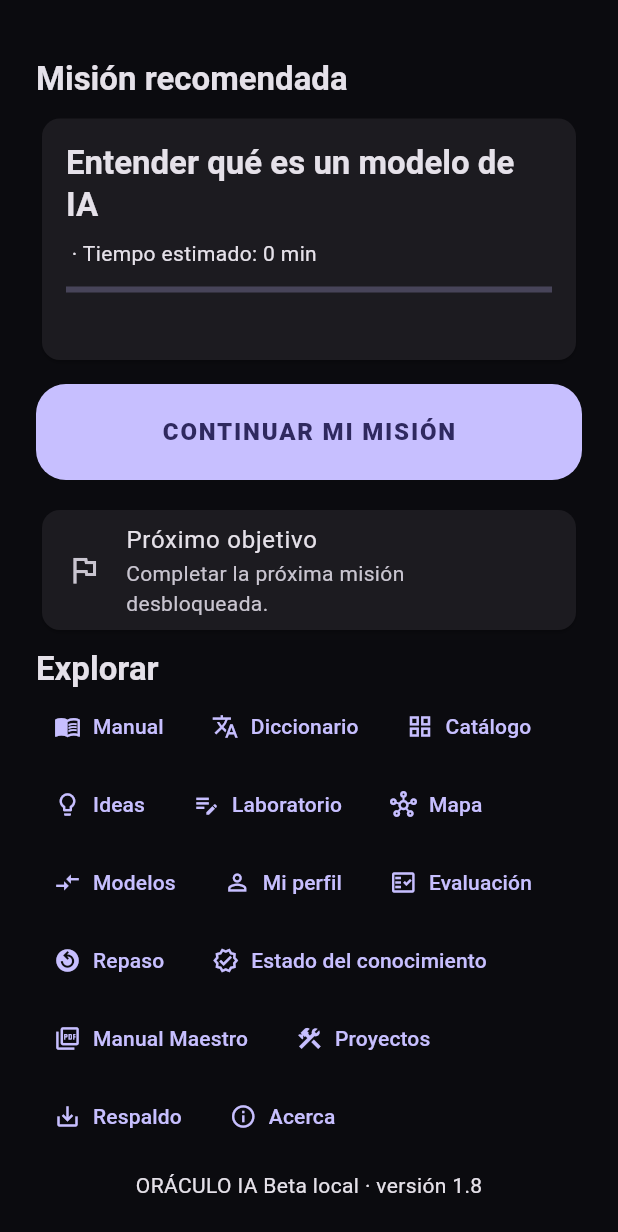
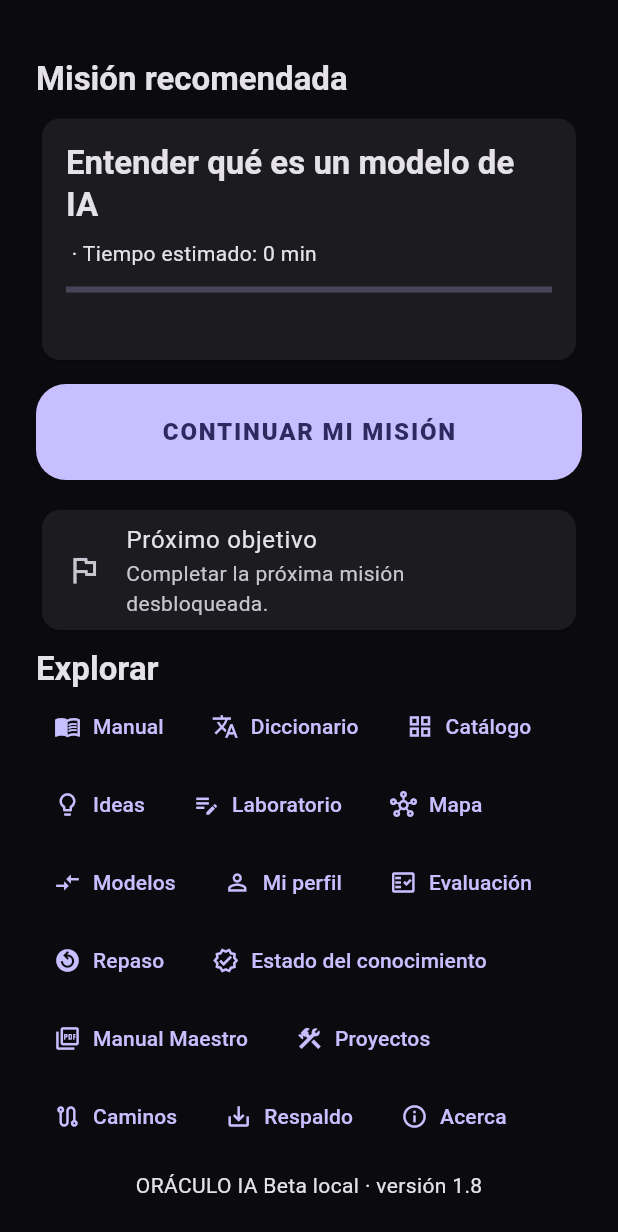
Before and after one commit to carlosvena/oraculo-ia, a Flutter app: the CurrentMissionScreen screen opened directly with empty values, scrolled down 167 dp, on a phone screen of 412 x 824 dp. Shown: the top 1232 px of the screen. Run offline on Flutter 3.47's test engine with Material 3 defaults, Android fonts, the phone set to English and light mode, and no system bars; our stand-ins replace flutter_riverpod, flutter_tts, go_router, pdf, shared_preferences; accounts and stored records are empty.

Commit message:
Sprint 19: add personalized professional paths

```diff
--- a/lib/src/app/router/app_router.dart
+++ b/lib/src/app/router/app_router.dart
@@ -4,6 +4,7 @@ import 'package:oraculo_ia/l10n/app_localizations.dart';
 import 'package:oraculo_ia/src/core/error/app_error_boundary.dart';
 import 'package:oraculo_ia/src/features/assessment/presentation/assessment_screen.dart';
 import 'package:oraculo_ia/src/features/beta/presentation/beta_screens.dart';
+import 'package:oraculo_ia/src/features/career/career_paths.dart';
 import 'package:oraculo_ia/src/features/content/presentation/knowledge_screens.dart';
 import 'package:oraculo_ia/src/features/editorial/presentation/editorial_status_screen.dart';
 import 'package:oraculo_ia/src/features/knowledge_map/presentation/knowledge_map_screen.dart';
@@ -44,6 +45,7 @@ abstract final class AppRoute {
   static const editorial = '/editorial';
   static const manualExport='/manual-export';
   static const projects='/projects';
+  static const career='/career';
 
   static String lessonFor(Mission mission) {
     return '$lesson/${mission.id}/${mission.lessonId}';
@@ -128,6 +130,7 @@ final appRouterProvider = Provider<GoRouter>((ref) {
                   onEditorial: () => context.push(AppRoute.editorial),
                   onManualExport:()=>context.push(AppRoute.manualExport),
                   onProjects:()=>context.push(AppRoute.projects),
+                  onCareer:()=>context.push(AppRoute.career),
                 );
               },
             ),
@@ -220,6 +223,7 @@ final appRouterProvider = Provider<GoRouter>((ref) {
       GoRoute(path: AppRoute.editorial,builder:(context,state)=>const EditorialStatusScreen()),
       GoRoute(path:AppRoute.manualExport,builder:(context,state)=>const ManualExportScreen()),
       GoRoute(path:AppRoute.projects,builder:(context,state)=>const ProjectBuilderScreen()),
+      GoRoute(path:AppRoute.career,builder:(context,state)=>const CareerPathsScreen()),
     ],
   );
 });
--- /dev/null
+++ b/lib/src/features/career/career_paths.dart
@@ -0,0 +1,4 @@
+import'dart:convert';import'package:flutter/material.dart';import'package:flutter/services.dart';import'package:flutter_riverpod/flutter_riverpod.dart';import'package:oraculo_ia/src/design_system/components/oraculo_scaffold.dart';import'package:oraculo_ia/src/features/progress/data/local_learning_state.dart';
+class CareerPath{const CareerPath(this.id,this.priority,this.title,this.level,this.skills,this.missions,this.projects,this.hours,this.finalEvaluation);final String id,title,level,finalEvaluation;final int priority,hours;final List<String>skills,missions,projects;}
+List<CareerPath>parseCareerPaths(String s){final r=jsonDecode(s)as Map<String,dynamic>;return(r['paths']as List).cast<Map<String,dynamic>>().map((p){List<String>l(String k)=>(p[k]as List).cast<String>();return CareerPath(p['id']as String,p['priority']as int,p['title']as String,p['level']as String,l('skills'),l('missions'),l('projects'),p['hours']as int,p['final']as String);}).toList()..sort((a,b)=>a.priority.compareTo(b.priority));}
+class CareerPathsScreen extends ConsumerWidget{const CareerPathsScreen({super.key});@override Widget build(BuildContext c,WidgetRef ref){final completed=ref.watch(learningStateProvider).value?.completed.length??0;return OraculoScaffold(body:FutureBuilder<List<CareerPath>>(future:rootBundle.loadString('knowledge/career_paths_v1.json').then(parseCareerPaths),builder:(c,s){if(!s.hasData)return const Center(child:CircularProgressIndicator());return ListView(children:[Text('Caminos profesionales',style:Theme.of(c).textTheme.headlineMedium),const Text('Prioridad personalizada para Carlos.'),for(final p in s.data!)Card(child:ExpansionTile(title:Text('${p.priority}. ${p.title}'),subtitle:Text('${p.level} · ${p.hours} h'),childrenPadding:const EdgeInsets.all(16),children:[LinearProgressIndicator(value:(completed/p.missions.length).clamp(0,1)),ListTile(title:const Text('Habilidades'),subtitle:Text(p.skills.join(' · '))),ListTile(title:const Text('Misiones obligatorias'),subtitle:Text(p.missions.join(' · '))),ListTile(title:const Text('Proyectos'),subtitle:Text(p.projects.join(' · '))),ListTile(title:const Text('Conocimientos pendientes'),subtitle:Text('${(p.missions.length-completed).clamp(0,p.missions.length)} misiones del camino')),ListTile(title:const Text('Evaluación final'),subtitle:Text(p.finalEvaluation))]))]);}));}}
--- a/lib/src/features/missions/presentation/current_mission_screen.dart
+++ b/lib/src/features/missions/presentation/current_mission_screen.dart
@@ -30,6 +30,7 @@ class CurrentMissionScreen extends ConsumerWidget {
     required this.onEditorial,
     required this.onManualExport,
     required this.onProjects,
+    required this.onCareer,
     super.key,
   });
   final String statusLabel, nextAction;
@@ -51,6 +52,7 @@ class CurrentMissionScreen extends ConsumerWidget {
   final VoidCallback onEditorial;
   final VoidCallback onManualExport;
   final VoidCallback onProjects;
+  final VoidCallback onCareer;
   @override
   Widget build(BuildContext context, WidgetRef ref) {
     final l10n = AppLocalizations.of(context);
@@ -167,6 +169,7 @@ class CurrentMissionScreen extends ConsumerWidget {
                     _Access('Estado del conocimiento', Icons.verified_outlined, onEditorial),
                     _Access('Manual Maestro',Icons.picture_as_pdf_outlined,onManualExport),
                     _Access('Proyectos',Icons.construction_outlined,onProjects),
+                    _Access('Caminos',Icons.route_outlined,onCareer),
                     _Access('Respaldo', Icons.save_alt, onBackup),
                     _Access('Acerca', Icons.info_outline, onAbout),
                   ],
--- a/pubspec.yaml
+++ b/pubspec.yaml
@@ -1,7 +1,7 @@
 name: oraculo_ia
 description: Mentor diario para aprender Inteligencia Artificial en espanol.
 publish_to: none
-version: 2.7.0+18
+version: 2.8.0+19
 
 environment:
   sdk: ">=3.7.0 <4.0.0"
```
Also changed, not shown: knowledge/career_paths_v1.json (added, +10 -0 lines), 3 other files.
